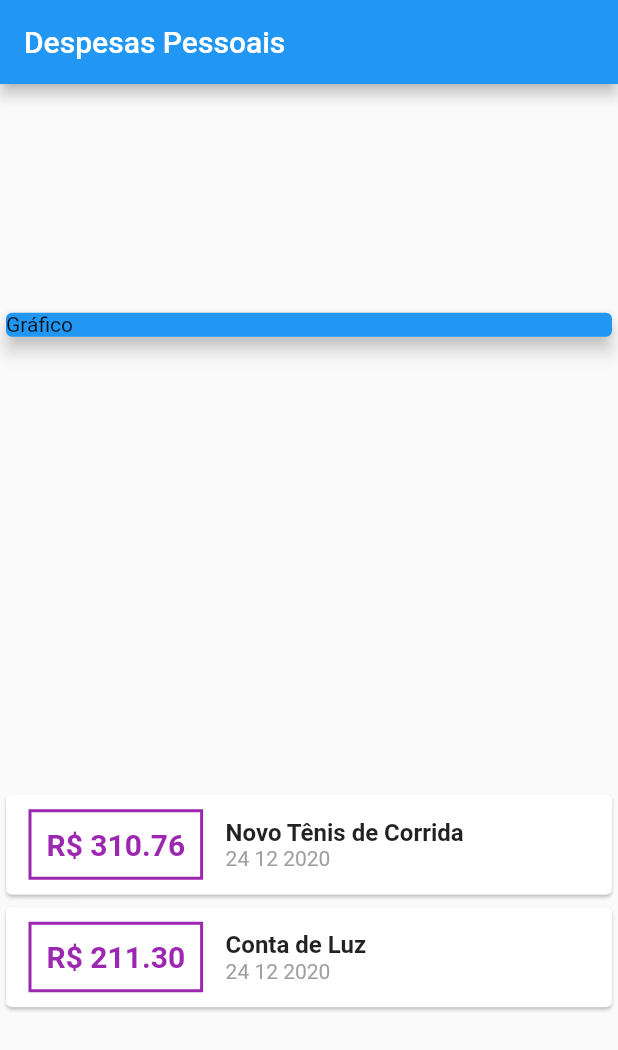
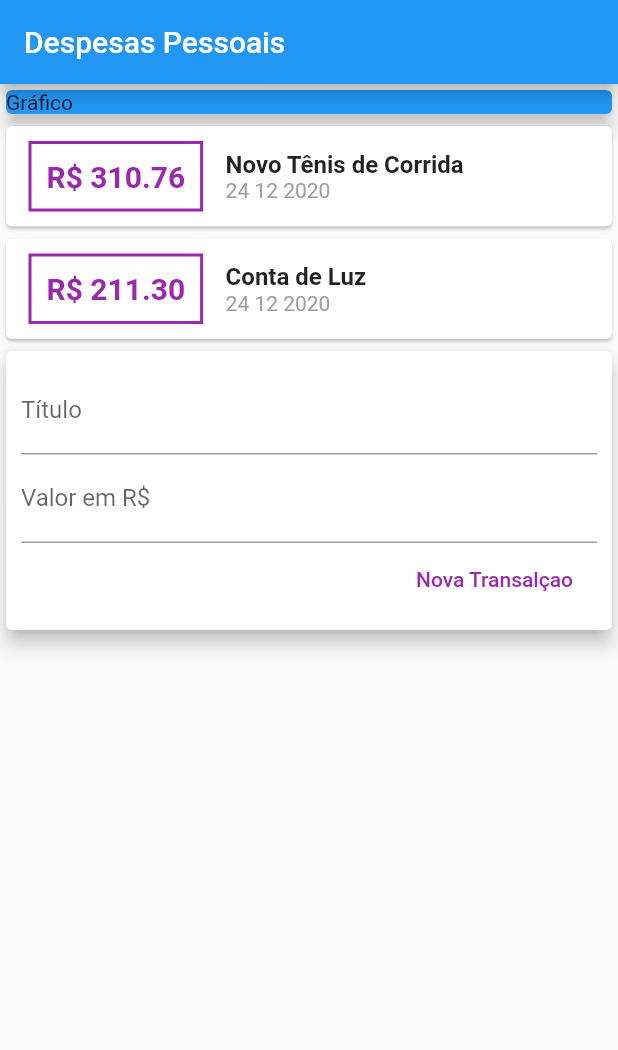
Before and after one commit to bernardoduartes/expenses_app, a Flutter app: the screen it shows after launch, on a phone screen of 412 x 824 dp. Shown: the top 1050 px of the screen. Run offline on Flutter 3.47's test engine with Material 2 defaults, Android fonts, the phone set to English and light mode, and no system bars.

Commit message:
usando formulario... textfield

```diff
--- a/lib/main.dart
+++ b/lib/main.dart
@@ -34,7 +34,7 @@ class MyHomePage extends StatelessWidget {
         title: Text('Despesas Pessoais'),
       ),
       body: Column(
-        mainAxisAlignment: MainAxisAlignment.spaceAround,
+        mainAxisAlignment: MainAxisAlignment.start,
         crossAxisAlignment: CrossAxisAlignment.stretch,
         children: <Widget>[
           Container(
@@ -94,6 +94,36 @@ class MyHomePage extends StatelessWidget {
                 ),
               );
             }).toList(),
+          ),
+          Card(
+            elevation: 5,
+            child: Padding(
+              padding: const EdgeInsets.all(10),
+              child: Column(
+                children: [
+                  TextField(
+                    decoration: InputDecoration(
+                      labelText: 'Título',
+                    ),
+                  ),
+                  TextField(
+                    decoration: InputDecoration(
+                      labelText: 'Valor em R\$',
+                    ),
+                  ),
+                  Row(
+                    mainAxisAlignment: MainAxisAlignment.end,
+                    children: [
+                      FlatButton(
+                        textColor: Colors.purple,
+                        child: Text('Nova Transalçao'),
+                        onPressed: () {},
+                      ),
+                    ],
+                  )
+                ],
+              ),
+            ),
           )
         ],
       ),
```
